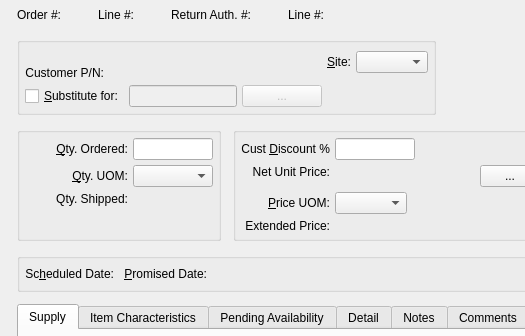
This is guiclient/salesOrderItem.ui in Pegasus-RPG/xtuple-client as Qt 5 draws it before an edit; both pictures show x 0 to 525 and y 0 to 336 of the 740 by 639 pixel window. The edited form follows.
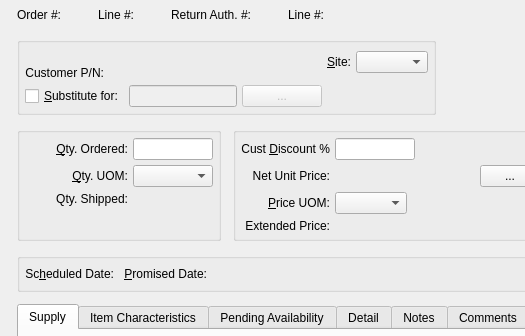
This is the edited form. Custom widgets are drawn as their Qt base class.

Commit message: issue #7264:  Layout tweaks to transfer order windows.

What changed in the file:
```diff
--- a/guiclient/salesOrderItem.ui
+++ b/guiclient/salesOrderItem.ui
@@ -606,7 +606,7 @@
            <string>Net Unit Price:</string>
           </property>
           <property name="alignment" >
-           <set>Qt::AlignRight|Qt::AlignTop|Qt::AlignTrailing</set>
+           <set>Qt::AlignRight|Qt::AlignTrailing|Qt::AlignVCenter</set>
           </property>
           <property name="margin" >
            <number>5</number>
```
The commit also changes 1 other file.
